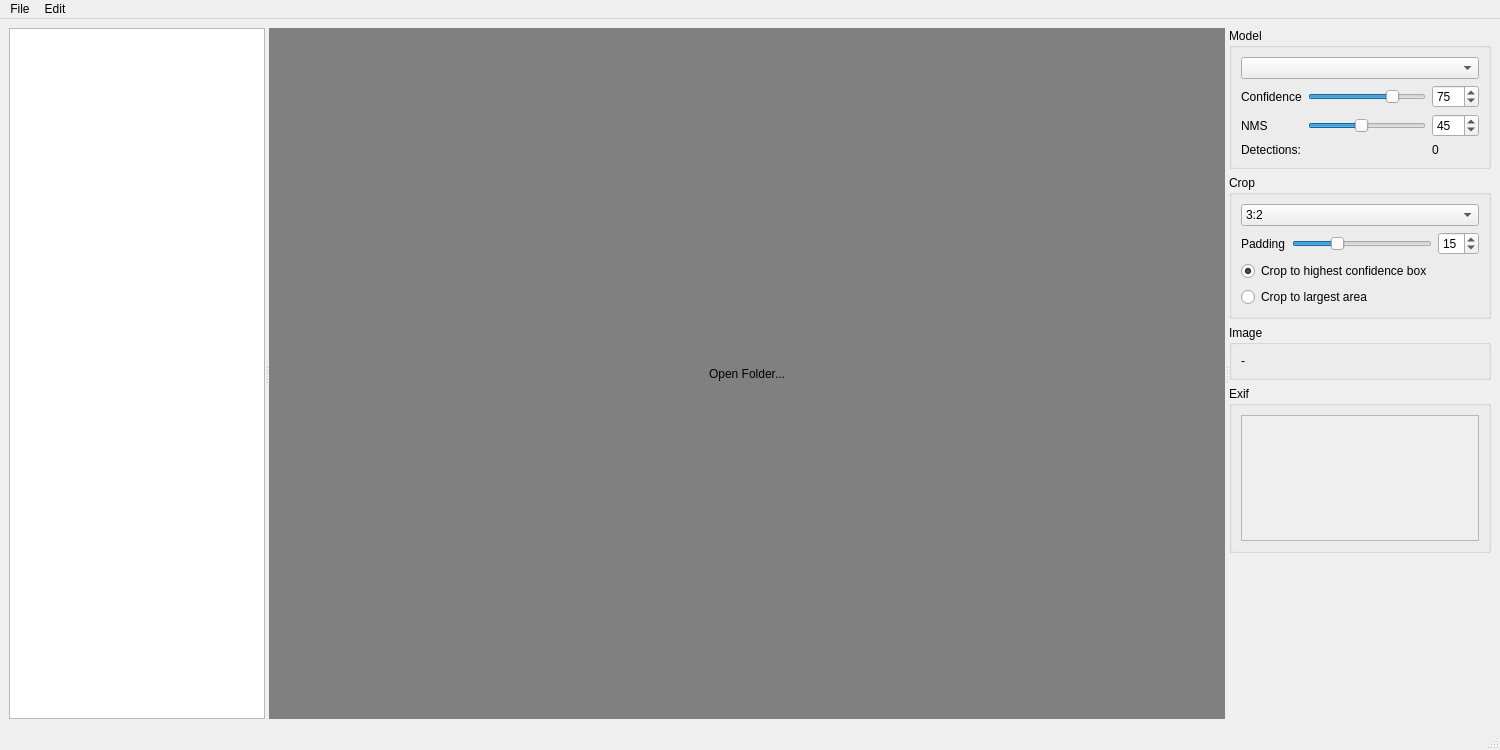
This is modelviewer/model_viewer_gui.ui in kenwer/detectorist as Qt 5 draws it before an edit. The edited form follows.
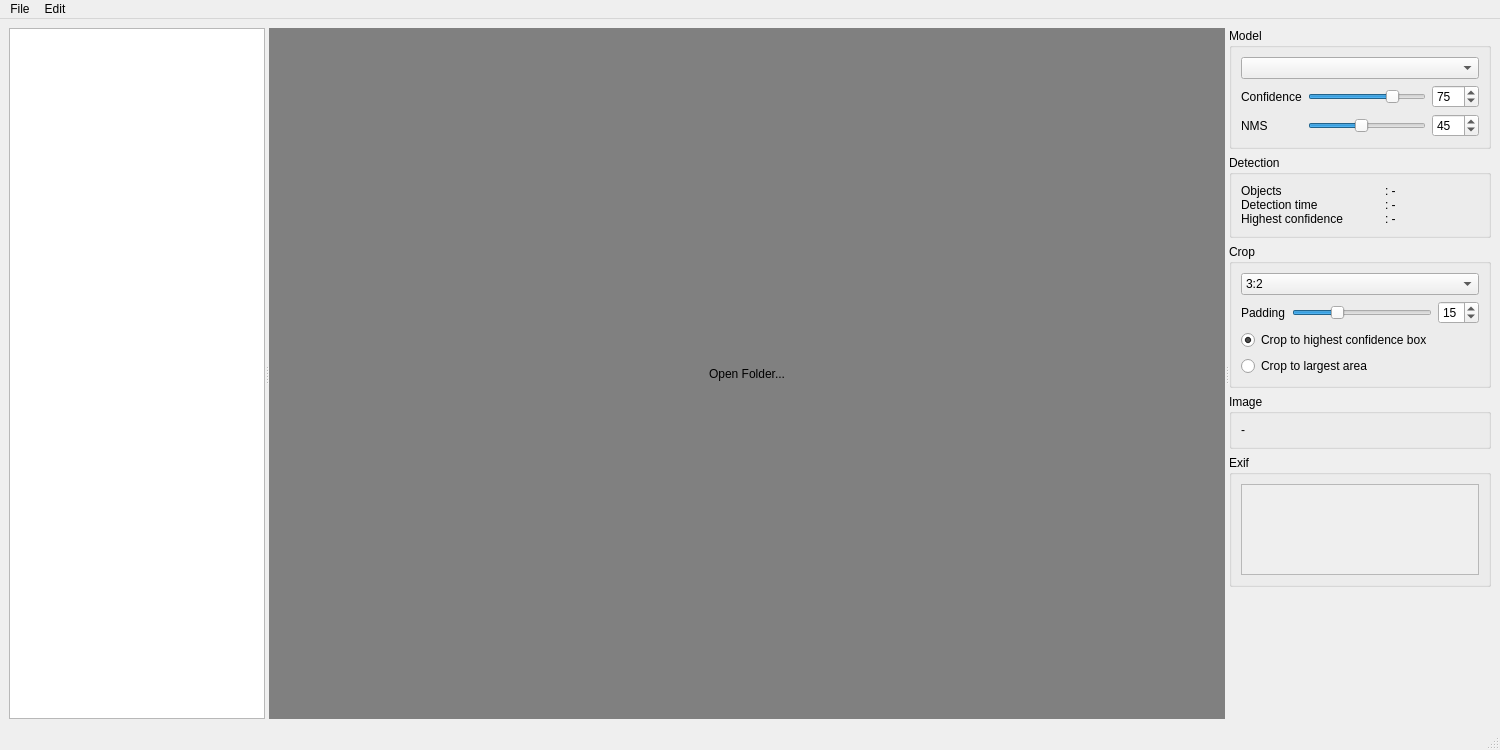
This is the edited form.

Commit message: Add object detection infos to the UI

The edit to the form file:
```diff
--- a/modelviewer/model_viewer_gui.ui
+++ b/modelviewer/model_viewer_gui.ui
@@ -170,32 +170,26 @@
              </property>
             </widget>
            </item>
-           <item row="3" column="0" colspan="2">
-            <widget class="QLabel" name="detectionsLabel">
-             <property name="toolTip">
-              <string>Amount of object detections in the current image</string>
-             </property>
+          </layout>
+         </widget>
+        </item>
+        <item>
+         <widget class="QGroupBox" name="detectionInfoGroupBox">
+          <property name="title">
+           <string>Detection</string>
+          </property>
+          <layout class="QVBoxLayout" name="verticalLayout_4">
+           <item>
+            <widget class="QLabel" name="detectionInfoLabel">
              <property name="text">
-              <string>Detections:</string>
+              <string>Objects&#x9;&#x9;&#x9;: -&#xA;Detection time&#x9;&#x9;: -&#xA;Highest confidence&#x9;: -</string>
              </property>
             </widget>
            </item>
-           <item row="3" column="2">
-            <widget class="QLabel" name="numDetectionsLabel">
-             <property name="text">
-              <string>0</string>
-             </property>
-             <property name="textFormat">
-              <enum>Qt::TextFormat::PlainText</enum>
-             </property>
-             <property name="textInteractionFlags">
-              <set>Qt::TextInteractionFlag::LinksAccessibleByMouse|Qt::TextInteractionFlag::TextSelectableByMouse</set>
-             </property>
-            </widget>
-           </item>
           </layout>
          </widget>
         </item>
+
         <item>
          <widget class="QGroupBox" name="cropInfoGroupBox">
           <property name="title">
```
The commit also changes 2 other files.
